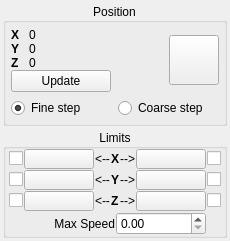
This is lib/devices/SutterMP285/devTemplate.ui in acq4/acq4 as Qt 5 draws it before an edit. The edited form follows.
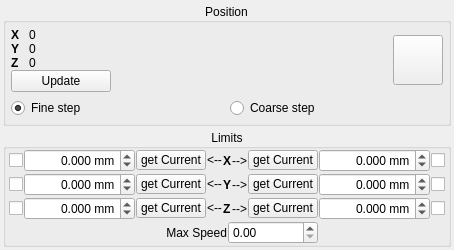
This is the edited form. Custom widgets are drawn as their Qt base class.

What changed in the file:
```diff
--- a/lib/devices/SutterMP285/devTemplate.ui
+++ b/lib/devices/SutterMP285/devTemplate.ui
@@ -6,7 +6,7 @@
    <rect>
     <x>0</x>
     <y>0</y>
-    <width>228</width>
+    <width>384</width>
     <height>221</height>
    </rect>
   </property>
@@ -33,7 +33,7 @@
        <number>5</number>
       </property>
       <item row="0" column="0">
-       <widget class="QWidget" name="" native="true">
+       <widget class="QWidget" name="widget" native="true">
         <property name="minimumSize">
          <size>
           <width>100</width>
@@ -215,7 +215,7 @@
       <property name="spacing">
        <number>1</number>
       </property>
-      <item row="0" column="1">
+      <item row="0" column="3">
        <widget class="QPushButton" name="xMinBtn">
         <property name="maximumSize">
          <size>
@@ -224,18 +224,18 @@
          </size>
         </property>
         <property name="text">
-         <string> </string>
-        </property>
-       </widget>
-      </item>
-      <item row="0" column="2">
-       <widget class="QLabel" name="xMinLabel">
-        <property name="text">
-         <string>&lt;--</string>
+         <string>get Current</string>
         </property>
        </widget>
       </item>
       <item row="0" column="4">
+       <widget class="QLabel" name="xMinLabel">
+        <property name="text">
+         <string>&lt;--</string>
+        </property>
+       </widget>
+      </item>
+      <item row="0" column="6">
        <widget class="QLabel" name="xMaxLabel">
         <property name="text">
          <string>--&gt;</string>
@@ -245,7 +245,7 @@
         </property>
        </widget>
       </item>
-      <item row="0" column="5">
+      <item row="0" column="7">
        <widget class="QPushButton" name="xMaxBtn">
         <property name="maximumSize">
          <size>
@@ -254,11 +254,11 @@
          </size>
         </property>
         <property name="text">
-         <string> </string>
+         <string>get Current</string>
         </property>
        </widget>
       </item>
-      <item row="1" column="1">
+      <item row="1" column="3">
        <widget class="QPushButton" name="yMinBtn">
         <property name="maximumSize">
          <size>
@@ -267,18 +267,18 @@
          </size>
         </property>
         <property name="text">
-         <string> </string>
+         <string>get Current</string>
         </property>
        </widget>
       </item>
-      <item row="1" column="2">
+      <item row="1" column="4">
        <widget class="QLabel" name="yMinLabel">
         <property name="text">
          <string>&lt;--</string>
         </property>
        </widget>
       </item>
-      <item row="1" column="3">
+      <item row="1" column="5">
        <widget class="QLabel" name="label_3">
         <property name="sizePolicy">
          <sizepolicy hsizetype="Maximum" vsizetype="Preferred">
@@ -297,7 +297,7 @@
         </property>
        </widget>
       </item>
-      <item row="1" column="4">
+      <item row="1" column="6">
        <widget class="QLabel" name="yMaxLabel">
         <property name="text">
          <string>--&gt;</string>
@@ -307,7 +307,7 @@
         </property>
        </widget>
       </item>
-      <item row="1" column="5">
+      <item row="1" column="7">
        <widget class="QPushButton" name="yMaxBtn">
         <property name="maximumSize">
          <size>
@@ -316,11 +316,11 @@
          </size>
         </property>
         <property name="text">
-         <string> </string>
+         <string>get Current</string>
         </property>
        </widget>
       </item>
-      <item row="2" column="1">
+      <item row="2" column="3">
        <widget class="QPushButton" name="zMinBtn">
         <property name="maximumSize">
          <size>
@@ -329,18 +329,18 @@
          </size>
         </property>
         <property name="text">
-         <string> </string>
+         <string>get Current</string>
         </property>
        </widget>
       </item>
-      <item row="2" column="2">
+      <item row="2" column="4">
        <widget class="QLabel" name="zMinLabel">
         <property name="text">
          <string>&lt;--</string>
         </property>
        </widget>
       </item>
-      <item row="2" column="3">
+      <item row="2" column="5">
        <widget class="QLabel" name="label">
         <property name="sizePolicy">
          <sizepolicy hsizetype="Maximum" vsizetype="Preferred">
@@ -359,7 +359,7 @@
         </property>
        </widget>
       </item>
-      <item row="2" column="4">
+      <item row="2" column="6">
        <widget class="QLabel" name="zMaxLabel">
         <property name="text">
          <string>--&gt;</string>
@@ -369,7 +369,7 @@
         </property>
        </widget>
       </item>
-      <item row="2" column="5">
+      <item row="2" column="7">
        <widget class="QPushButton" name="zMaxBtn">
         <property name="maximumSize">
          <size>
@@ -378,11 +378,11 @@
          </size>
         </property>
         <property name="text">
-         <string> </string>
+         <string>get Current</string>
         </property>
        </widget>
       </item>
-      <item row="3" column="1" colspan="5">
+      <item row="3" column="3" colspan="5">
        <layout class="QHBoxLayout" name="horizontalLayout_3">
         <item>
          <widget class="QLabel" name="label_4">
@@ -420,28 +420,28 @@
         </property>
        </widget>
       </item>
-      <item row="0" column="6">
+      <item row="0" column="9">
        <widget class="QCheckBox" name="xMaxCheck">
         <property name="text">
          <string/>
         </property>
        </widget>
       </item>
-      <item row="1" column="6">
+      <item row="1" column="9">
        <widget class="QCheckBox" name="yMaxCheck">
         <property name="text">
          <string/>
         </property>
        </widget>
       </item>
-      <item row="2" column="6">
+      <item row="2" column="9">
        <widget class="QCheckBox" name="zMaxCheck">
         <property name="text">
          <string/>
         </property>
        </widget>
       </item>
-      <item row="0" column="3">
+      <item row="0" column="5">
        <widget class="QLabel" name="label_2">
         <property name="sizePolicy">
          <sizepolicy hsizetype="Maximum" vsizetype="Preferred">
@@ -460,6 +460,138 @@
         </property>
        </widget>
       </item>
+      <item row="0" column="2">
+       <widget class="SpinBox" name="xMinSpin">
+        <property name="alignment">
+         <set>Qt::AlignRight|Qt::AlignTrailing|Qt::AlignVCenter</set>
+        </property>
+        <property name="suffix">
+         <string> mm</string>
+        </property>
+        <property name="decimals">
+         <number>3</number>
+        </property>
+        <property name="minimum">
+         <double>-25000.000000000000000</double>
+        </property>
+        <property name="maximum">
+         <double>25000.000000000000000</double>
+        </property>
+        <property name="singleStep">
+         <double>0.100000000000000</double>
+        </property>
+       </widget>
+      </item>
+      <item row="1" column="2">
+       <widget class="SpinBox" name="yMinSpin">
+        <property name="alignment">
+         <set>Qt::AlignRight|Qt::AlignTrailing|Qt::AlignVCenter</set>
+        </property>
+        <property name="suffix">
+         <string> mm</string>
+        </property>
+        <property name="decimals">
+         <number>3</number>
+        </property>
+        <property name="minimum">
+         <double>-25000.000000000000000</double>
+        </property>
+        <property name="maximum">
+         <double>25000.000000000000000</double>
+        </property>
+        <property name="singleStep">
+         <double>0.100000000000000</double>
+        </property>
+       </widget>
+      </item>
+      <item row="2" column="2">
+       <widget class="SpinBox" name="zMinSpin">
+        <property name="alignment">
+         <set>Qt::AlignRight|Qt::AlignTrailing|Qt::AlignVCenter</set>
+        </property>
+        <property name="suffix">
+         <string> mm</string>
+        </property>
+        <property name="decimals">
+         <number>3</number>
+        </property>
+        <property name="minimum">
+         <double>-25000.000000000000000</double>
+        </property>
+        <property name="maximum">
+         <double>25000.000000000000000</double>
+        </property>
+        <property name="singleStep">
+         <double>0.100000000000000</double>
+        </property>
+       </widget>
+      </item>
+      <item row="0" column="8">
+       <widget class="SpinBox" name="xMaxSpin">
+        <property name="alignment">
+         <set>Qt::AlignRight|Qt::AlignTrailing|Qt::AlignVCenter</set>
+        </property>
+        <property name="suffix">
+         <string> mm</string>
+        </property>
+        <property name="decimals">
+         <number>3</number>
+        </property>
+        <property name="minimum">
+         <double>-25000.000000000000000</double>
+        </property>
+        <property name="maximum">
+         <double>25000.000000000000000</double>
+        </property>
+        <property name="singleStep">
+         <double>0.100000000000000</double>
+        </property>
+       </widget>
+      </item>
+      <item row="1" column="8">
+       <widget class="SpinBox" name="yMaxSpin">
+        <property name="alignment">
+         <set>Qt::AlignRight|Qt::AlignTrailing|Qt::AlignVCenter</set>
+        </property>
+        <property name="suffix">
+         <string> mm</string>
+        </property>
+        <property name="decimals">
+         <number>3</number>
+        </property>
+        <property name="minimum">
+         <double>-25000.000000000000000</double>
+        </property>
+        <property name="maximum">
+         <double>25000.000000000000000</double>
+        </property>
+        <property name="singleStep">
+         <double>0.100000000000000</double>
+        </property>
+       </widget>
+      </item>
+      <item row="2" column="8">
+       <widget class="SpinBox" name="zMaxSpin">
+        <property name="alignment">
+         <set>Qt::AlignRight|Qt::AlignTrailing|Qt::AlignVCenter</set>
+        </property>
+        <property name="suffix">
+         <string> mm</string>
+        </property>
+        <property name="decimals">
+         <number>3</number>
+        </property>
+        <property name="minimum">
+         <double>-25000.000000000000000</double>
+        </property>
+        <property name="maximum">
+         <double>25000.000000000000000</double>
+        </property>
+        <property name="singleStep">
+         <double>0.100000000000000</double>
+        </property>
+       </widget>
+      </item>
      </layout>
     </widget>
    </item>
```
